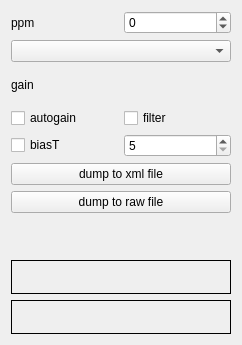
Qt form sources/devices/rtlsdr-handler-linux/rtlsdr-widget.ui (JvanKatwijk/qt-dab) before a commit.
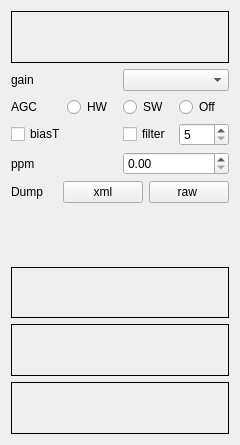
The same form after that commit.

Commit message: update rtlsdr handler

The edit to the form file:
```diff
--- a/sources/devices/rtlsdr-handler-linux/rtlsdr-widget.ui
+++ b/sources/devices/rtlsdr-handler-linux/rtlsdr-widget.ui
@@ -6,8 +6,8 @@
    <rect>
     <x>0</x>
     <y>0</y>
-    <width>242</width>
-    <height>345</height>
+    <width>240</width>
+    <height>445</height>
    </rect>
   </property>
   <property name="windowTitle">
@@ -15,28 +15,24 @@
   </property>
   <layout class="QVBoxLayout" name="verticalLayout">
    <item>
-    <layout class="QHBoxLayout" name="horizontalLayout">
-     <item>
-      <widget class="QLabel" name="label_4">
+    <widget class="QLabel" name="tunedFrequency">
+     <property name="frameShape">
+      <enum>QFrame::Shape::Panel</enum>
+     </property>
        <property name="text">
-        <string>ppm</string>
-       </property>
-      </widget>
-     </item>
-     <item>
-      <widget class="QSpinBox" name="ppm_correction">
-       <property name="minimum">
-        <number>-500</number>
-       </property>
-       <property name="maximum">
-        <number>500</number>
-       </property>
-      </widget>
-     </item>
-    </layout>
+      <string/>
+     </property>
+    </widget>
    </item>
    <item>
     <layout class="QHBoxLayout" name="horizontalLayout_2">
+     <item>
+      <widget class="QLabel" name="label_5">
+       <property name="text">
+        <string>gain</string>
+       </property>
+      </widget>
+     </item>
      <item>
       <widget class="QComboBox" name="gainControl">
        <property name="sizePolicy">
@@ -53,21 +49,48 @@
     </layout>
    </item>
    <item>
-    <widget class="QLabel" name="label_5">
+    <layout class="QHBoxLayout" name="horizontalLayout_4">
+     <item>
+      <widget class="QLabel" name="label">
      <property name="text">
-      <string>gain</string>
+        <string>AGC</string>
+       </property>
+      </widget>
+     </item>
+     <item>
+      <widget class="QRadioButton" name="agc_hw">
+       <property name="text">
+        <string>HW</string>
+       </property>
+      </widget>
+     </item>
+     <item>
+      <widget class="QRadioButton" name="agc_sw">
+       <property name="text">
+        <string>SW</string>
+       </property>
+      </widget>
+     </item>
+     <item>
+      <widget class="QRadioButton" name="agc_off">
+       <property name="text">
+        <string>Off</string>
+       </property>
+      </widget>
+     </item>
+    </layout>
+   </item>
+   <item>
+    <layout class="QHBoxLayout" name="horizontalLayout_5">
+     <item>
+      <widget class="QCheckBox" name="biasControl">
+       <property name="text">
+        <string>biasT</string>
      </property>
     </widget>
    </item>
    <item>
     <layout class="QHBoxLayout" name="horizontalLayout_3">
-     <item>
-      <widget class="QCheckBox" name="agcControl">
-       <property name="text">
-        <string>autogain</string>
-       </property>
-      </widget>
-     </item>
      <item>
       <widget class="QCheckBox" name="filterSelector">
        <property name="toolTip">
@@ -78,17 +101,6 @@
        </property>
       </widget>
      </item>
-    </layout>
-   </item>
-   <item>
-    <layout class="QHBoxLayout" name="horizontalLayout_4">
-     <item>
-      <widget class="QCheckBox" name="biasControl">
-       <property name="text">
-        <string>biasT</string>
-       </property>
-      </widget>
-     </item>
      <item>
       <widget class="QSpinBox" name="filterDepth">
        <property name="toolTip">
@@ -104,22 +116,49 @@
      </item>
     </layout>
    </item>
+    </layout>
+   </item>
+   <item>
+    <layout class="QHBoxLayout" name="horizontalLayout">
+     <item>
+      <widget class="QLabel" name="label_4">
+       <property name="text">
+        <string>ppm</string>
+       </property>
+      </widget>
+     </item>
+     <item>
+      <widget class="QDoubleSpinBox" name="ppm_correction"/>
+     </item>
+    </layout>
+   </item>
+   <item>
+    <layout class="QHBoxLayout" name="horizontalLayout_6">
+     <item>
+      <widget class="QLabel" name="label_2">
+       <property name="text">
+        <string>Dump </string>
+       </property>
+      </widget>
+     </item>
    <item>
     <widget class="QPushButton" name="xml_dumpButton">
      <property name="toolTip">
       <string>&lt;html&gt;&lt;head/&gt;&lt;body&gt;&lt;p&gt;Dumps the raw input from the rtlsdr dongle into a self describing file (with header in xml format containing recorded time, container format, frequency, device name, Qt-DAB version)&lt;/p&gt;&lt;p&gt;&lt;br/&gt;&lt;/p&gt;&lt;p&gt;Opens a 'Save as ...' dialog. Press again to stop recording.&lt;/p&gt;&lt;p&gt;&lt;br/&gt;&lt;/p&gt;&lt;p&gt;Very experimental! The resulting file can be read-in by using the xml file handler (if configured)&lt;/p&gt;&lt;p&gt;&lt;br/&gt;&lt;/p&gt;&lt;p&gt;Warning: Produces large files!&lt;/p&gt;&lt;/body&gt;&lt;/html&gt;</string>
      </property>
      <property name="text">
-      <string>dump to xml file</string>
+        <string>xml</string>
      </property>
     </widget>
    </item>
    <item>
     <widget class="QPushButton" name="iq_dumpButton">
      <property name="text">
-      <string>dump to raw file</string>
-     </property>
-    </widget>
+        <string>raw </string>
+       </property>
+      </widget>
+     </item>
+    </layout>
    </item>
    <item>
     <widget class="QLabel" name="overflowLabel">
@@ -144,7 +183,17 @@
       <string>&lt;html&gt;&lt;head/&gt;&lt;body&gt;&lt;p&gt;Device name&lt;/p&gt;&lt;/body&gt;&lt;/html&gt;</string>
      </property>
      <property name="frameShape">
-      <enum>QFrame::Box</enum>
+      <enum>QFrame::Shape::Box</enum>
+     </property>
+     <property name="text">
+      <string/>
+     </property>
+    </widget>
+   </item>
+   <item>
+    <widget class="QLabel" name="libVersion">
+     <property name="frameShape">
+      <enum>QFrame::Shape::Box</enum>
      </property>
      <property name="text">
       <string/>
```
Left out of the diff: 2 changed lines with no effect on the pictures. Lines whose indentation alone changed are shown as unchanged. The commit also changes 13 other files.
